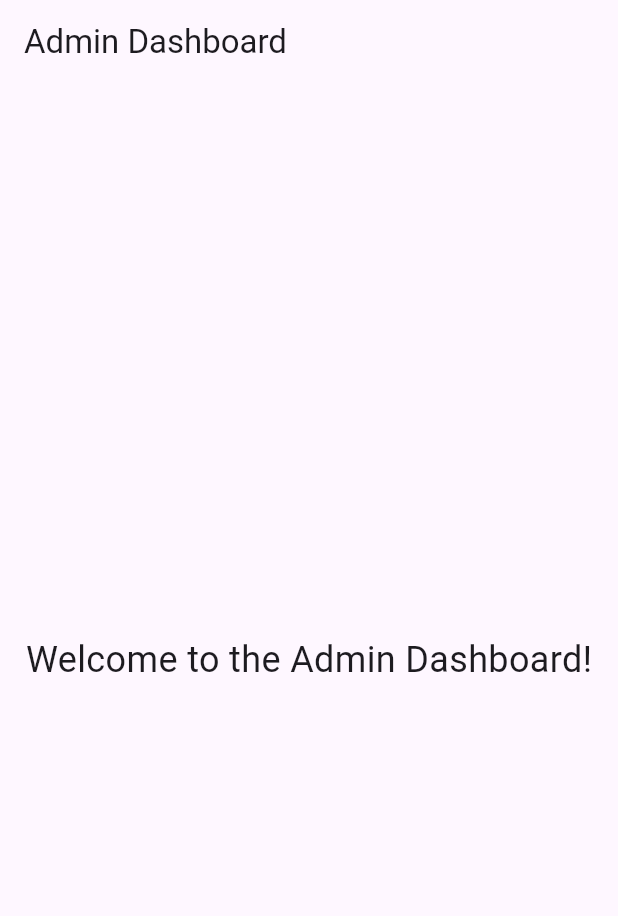
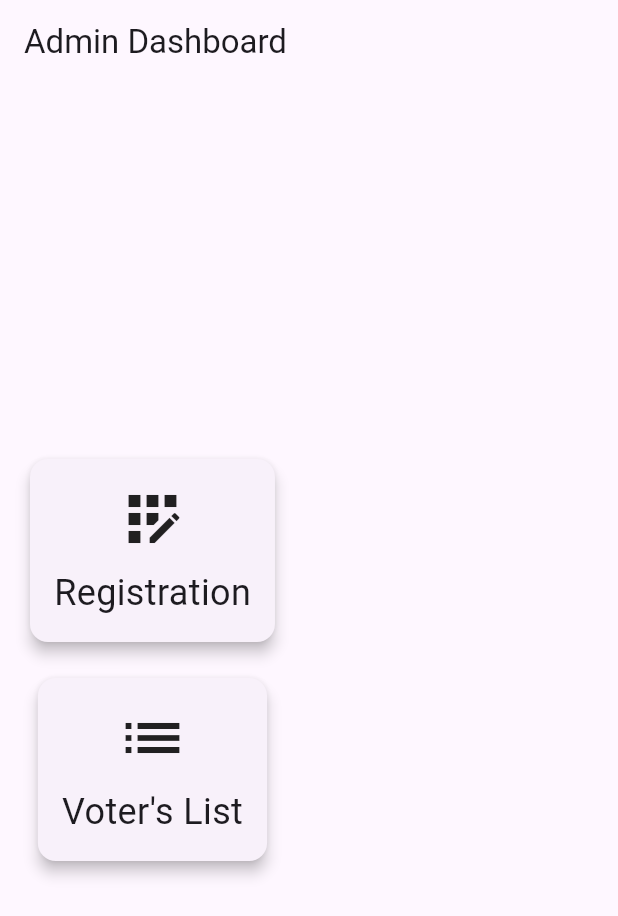
Before and after one commit to jcdev29/ch-voting, a Flutter app: the AdminDashboard screen opened directly, on a phone screen of 412 x 824 dp. Shown: the top 916 px of the screen. Run offline on Flutter 3.47's test engine with Material 3 defaults, Android fonts, the phone set to English and light mode, and no system bars.

Commit message:
Add admin registration and dashboard screens with navigation

```diff
--- a/lib/screens/admin/admin_dashboard.dart
+++ b/lib/screens/admin/admin_dashboard.dart
@@ -1,18 +1,70 @@
 import 'package:flutter/material.dart';
 
 class AdminDashboard extends StatelessWidget {
+  const AdminDashboard({super.key});
+
+  void navigateToRegistration(BuildContext context) {
+    Navigator.pushNamed(context, '/registration');
+  }
+
+  void navigateToVotersList(BuildContext context) {
+    Navigator.pushNamed(context, '/votersList');
+  }
+
   @override
   Widget build(BuildContext context) {
     return Scaffold(
       appBar: AppBar(
-        title: Text('Admin Dashboard'),
+        title: const Text('Admin Dashboard'),
       ),
-      body: Center(
-        child: Text(
-          'Welcome to the Admin Dashboard!',
-          style: TextStyle(fontSize: 24),
+      body: Padding(
+        padding: const EdgeInsets.all(16.0),
+        child: Column(
+          mainAxisAlignment: MainAxisAlignment.center,
+          children: [
+            GestureDetector(
+              onTap: () => navigateToRegistration(context),
+              child: Card(
+                elevation: 4,
+                child: Container(
+                  padding: const EdgeInsets.all(16),
+                  child: const Column(
+                    children: [
+                      Icon(Icons.app_registration, size: 48),
+                      SizedBox(height: 8),
+                      Text(
+                        'Registration',
+                        style: TextStyle(fontSize: 24),
+                      ),
+                    ],
+                  ),
+                ),
+              ),
+            ),
+            const SizedBox(height: 16),
+            GestureDetector(
+              onTap: () => navigateToVotersList(context),
+              child: Card(
+                elevation: 4,
+                child: Container(
+                  padding: const EdgeInsets.all(16),
+                  child: const Column(
+                    children: [
+                      Icon(Icons.list, size: 48),
+                      SizedBox(height: 8),
+                      Text(
+                        'Voter\'s List',
+                        style: TextStyle(fontSize: 24),
+                      ),
+                    ],
+                  ),
+                ),
+              ),
+            ),
+          ],
         ),
       ),
     );
   }
+
 }
--- a/lib/services/login_function.dart
+++ b/lib/services/login_function.dart
@@ -1,4 +1,3 @@
-import 'package:flutter/material.dart';
 
 enum UserType { admin, voter, unknown }
 
```
Also changed, not shown: lib/model/voters_info.dart (added, +49 -0 lines), lib/screens/admin/admin_registration.dart (+134 -0 lines).
